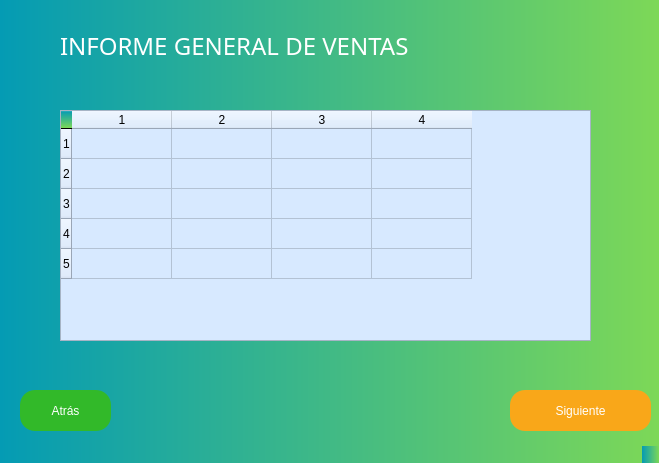
This is ReportGeneral.ui in Yohan205/ProjectInventory as Qt 5 draws it before an edit. The edited form follows.
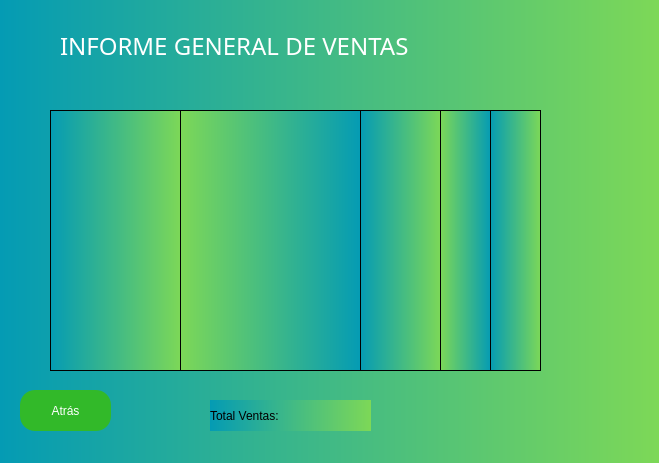
This is the edited form. Icons and pictures are not drawn.

Patch:
```diff
--- a/ReportGeneral.ui
+++ b/ReportGeneral.ui
@@ -74,68 +74,88 @@
      <string>Atrás</string>
     </property>
    </widget>
-   <widget class="QPushButton" name="btnNextGe">
+   <widget class="QListWidget" name="listProd">
     <property name="geometry">
      <rect>
-      <x>510</x>
-      <y>390</y>
-      <width>141</width>
-      <height>41</height>
+      <x>180</x>
+      <y>110</y>
+      <width>181</width>
+      <height>261</height>
      </rect>
     </property>
-    <property name="cursor">
-     <cursorShape>PointingHandCursor</cursorShape>
+    <property name="styleSheet">
+     <string notr="true">background-color: qlineargradient(spread:pad, x1:0, y1:0, x2:1, y2:0, stop:0 rgba(125,216,87, 255), stop:1 rgba(4,155,180, 255));</string>
     </property>
+   </widget>
+   <widget class="QListWidget" name="listRef">
+    <property name="geometry">
+     <rect>
+      <x>50</x>
+      <y>110</y>
+      <width>131</width>
+      <height>261</height>
+     </rect>
+    </property>
     <property name="styleSheet">
-     <string notr="true">background-color: rgb(0, 151, 178);
-background-color: rgb(249, 167, 25);
-color: rgb(255, 255, 255);
-border-radius:15px;
-font: 87 14pt &quot;Arial Black&quot;;</string>
+     <string notr="true"/>
+    </property>
+   </widget>
+   <widget class="QListWidget" name="listVlr">
+    <property name="geometry">
+     <rect>
+      <x>360</x>
+      <y>110</y>
+      <width>81</width>
+      <height>261</height>
+     </rect>
+    </property>
+    <property name="styleSheet">
+     <string notr="true"/>
+    </property>
+   </widget>
+   <widget class="QListWidget" name="listCant">
+    <property name="geometry">
+     <rect>
+      <x>440</x>
+      <y>110</y>
+      <width>51</width>
+      <height>261</height>
+     </rect>
+    </property>
+    <property name="styleSheet">
+     <string notr="true">background-color: qlineargradient(spread:pad, x1:0, y1:0, x2:1, y2:0, stop:0 rgba(125,216,87, 255), stop:1 rgba(4,155,180, 255));</string>
+    </property>
+   </widget>
+   <widget class="QListWidget" name="listSales">
+    <property name="geometry">
+     <rect>
+      <x>490</x>
+      <y>110</y>
+      <width>51</width>
+      <height>261</height>
+     </rect>
+    </property>
+    <property name="styleSheet">
+     <string notr="true"/>
+    </property>
+   </widget>
+   <widget class="QLabel" name="eTotal">
+    <property name="geometry">
+     <rect>
+      <x>210</x>
+      <y>400</y>
+      <width>161</width>
+      <height>31</height>
+     </rect>
+    </property>
+    <property name="styleSheet">
+     <string notr="true"/>
     </property>
     <property name="text">
-     <string>Siguiente</string>
+     <string>Total Ventas:</string>
     </property>
    </widget>
-   <widget class="QTableWidget" name="tableWidgetGe">
-    <property name="geometry">
-     <rect>
-      <x>60</x>
-      <y>110</y>
-      <width>531</width>
-      <height>231</height>
-     </rect>
-    </property>
-    <property name="styleSheet">
-     <string notr="true">background-color: rgb(101, 200, 156);
-
-
-background-color: rgb(215, 233, 255);
-font: 14pt &quot;Arial&quot;;
-
-</string>
-    </property>
-    <property name="rowCount">
-     <number>5</number>
-    </property>
-    <property name="columnCount">
-     <number>4</number>
-    </property>
-    <attribute name="horizontalHeaderCascadingSectionResizes">
-     <bool>false</bool>
-    </attribute>
-    <row/>
-    <row/>
-    <row/>
-    <row/>
-    <row/>
-    <column/>
-    <column/>
-    <column/>
-    <column/>
-   </widget>
   </widget>
-  <widget class="QStatusBar" name="statusbar"/>
  </widget>
  <resources/>
  <connections/>
```
Left out of the diff: 8 changed lines with no effect on the pictures.
